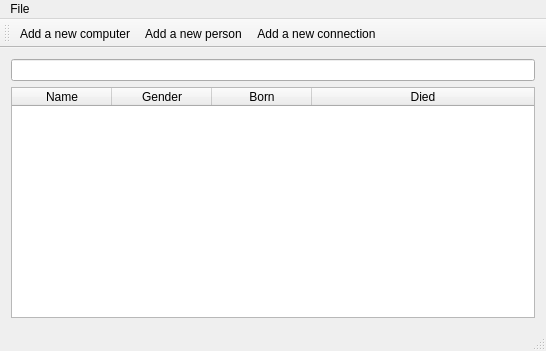
Before: the Qt Designer form database.ui in Verklegtnamskeid1/gubb, drawn with Qt 5.
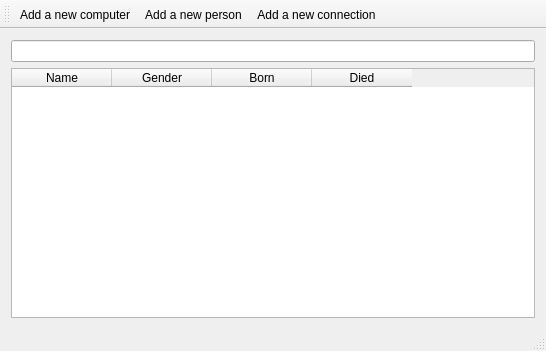
After: the same form once the commit is applied. Icons and pictures are not drawn.

Commit message: modified:   computericon.qrc 	modified:   database.ui

Patch:
```diff
--- a/database.ui
+++ b/database.ui
@@ -20,6 +20,12 @@
   <property name="windowOpacity">
    <double>1.000000000000000</double>
   </property>
+  <property name="iconSize">
+   <size>
+    <width>72</width>
+    <height>72</height>
+   </size>
+  </property>
   <widget class="QWidget" name="centralWidget">
    <layout class="QVBoxLayout" name="verticalLayout">
     <item>
@@ -30,6 +36,9 @@
       <property name="editTriggers">
        <set>QAbstractItemView::NoEditTriggers</set>
       </property>
+      <property name="alternatingRowColors">
+       <bool>false</bool>
+      </property>
       <property name="selectionBehavior">
        <enum>QAbstractItemView::SelectRows</enum>
       </property>
@@ -40,7 +49,7 @@
        <bool>true</bool>
       </property>
       <attribute name="horizontalHeaderStretchLastSection">
-       <bool>true</bool>
+       <bool>false</bool>
       </attribute>
       <column>
        <property name="text">
@@ -75,12 +84,6 @@
      <height>21</height>
     </rect>
    </property>
-   <widget class="QMenu" name="menuFile">
-    <property name="title">
-     <string>File</string>
-    </property>
-   </widget>
-   <addaction name="menuFile"/>
   </widget>
   <widget class="QToolBar" name="mainToolBar">
    <attribute name="toolBarArea">
```
Left out of the diff: 5 changed lines with no effect on the pictures. The commit also changes 1 other file.
